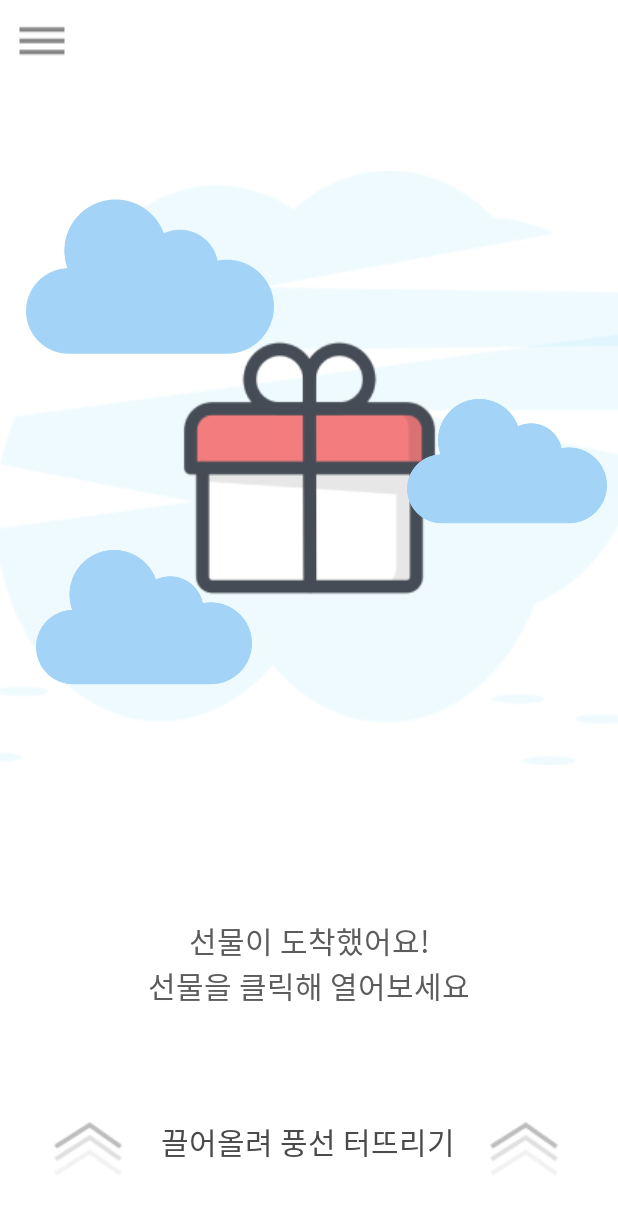
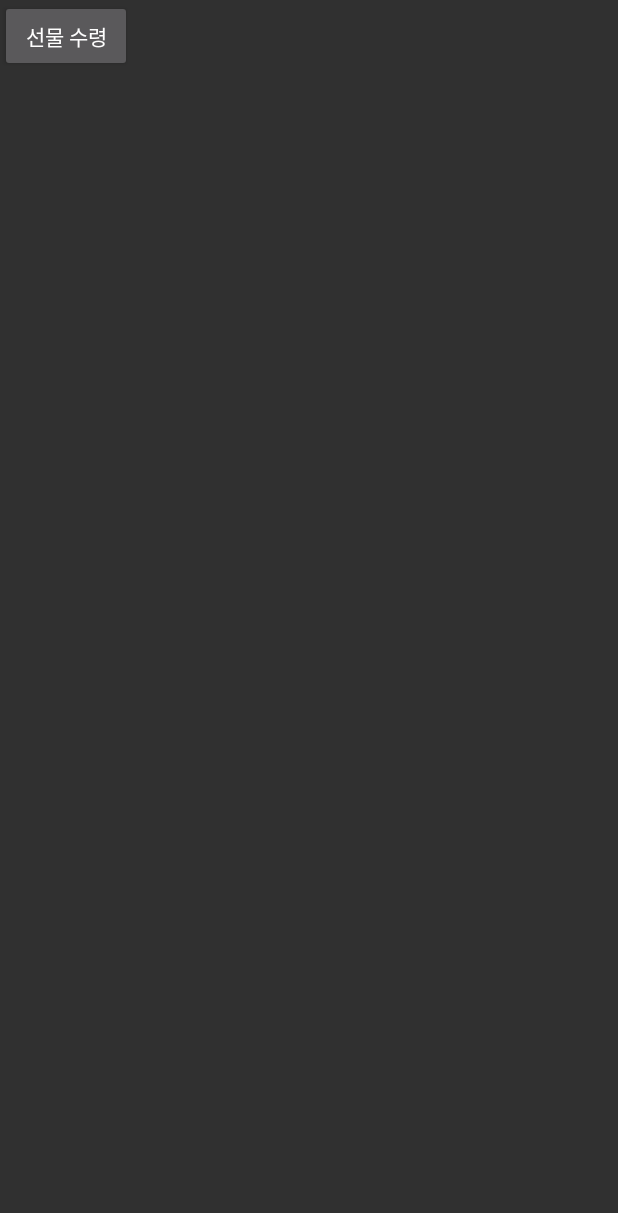
Before and after one commit to JangKeon/Prezzy-Pop, an Android app: the C_HomeActivity screen opened directly, with no data from a screen before it, after a tap on an icon or button, on a phone screen of 412 x 824 dp. Shown: the top 1213 px of the screen. Run offline under Robolectric (Android 15) with nearby library versions, the phone set to English and light mode, and no system bars; our stand-ins replace Firebase (no records; nobody signed in at launch, a user with empty details on screens opened directly); Roboto replaces fonts that are not available here; 3 statements that could not run were skipped.

Commit message:
Create Open Present

```diff
--- a/app/src/main/AndroidManifest.xml
+++ b/app/src/main/AndroidManifest.xml
@@ -12,7 +12,8 @@
         android:roundIcon="@mipmap/ic_launcher_round"
         android:supportsRtl="true"
         android:theme="@style/Theme.AppCompat.NoActionBar">
-        <activity android:name=".C_HistoryActivity"></activity>
+        <activity android:name=".OpenPresentActivity"></activity>
+        <activity android:name=".C_HistoryActivity" />
         <activity android:name=".P_UnmatchedActivity" />
         <activity android:name=".C_UnmatchedActivity" />
         <activity android:name=".C_HomeActivity" />
--- a/app/src/main/java/gachon/mpclass/prezzy_pop/C_HomeActivity.java
+++ b/app/src/main/java/gachon/mpclass/prezzy_pop/C_HomeActivity.java
@@ -108,6 +108,7 @@ public class C_HomeActivity extends AppCompatActivity {
         });
         findViewById(R.id.img_balloon).setOnClickListener(onClickListener);
         findViewById(R.id.img_present).setOnClickListener(onClickListener);
+        findViewById(R.id.img_present).setOnClickListener(onClickListener);
         cloud1_anim = AnimationUtils.loadAnimation(getApplicationContext(), R.anim.cloudanim1);
         cloud1_view = findViewById(R.id.cloud1);
         cloud2_anim = AnimationUtils.loadAnimation(getApplicationContext(), R.anim.cloudanim2);
@@ -152,6 +153,7 @@ public class C_HomeActivity extends AppCompatActivity {
             case R.id.img_present:
                 openPresent();
                 break;
+
 
         }
     };
@@ -281,6 +283,7 @@ public class C_HomeActivity extends AppCompatActivity {
     }
     private void openPresent(){
 
+        startMyActivity(OpenPresentActivity.class);
     }
     // CurTime에 따라 비율유지하면서 풍선 크기 변경
     private Bitmap bitmap_resize(Bitmap bitmap, double resizeWidth){
--- /dev/null
+++ b/app/src/main/java/gachon/mpclass/prezzy_pop/OpenPresentActivity.java
@@ -0,0 +1,36 @@
+package gachon.mpclass.prezzy_pop;
+
+import androidx.appcompat.app.AppCompatActivity;
+
+import android.content.Intent;
+import android.os.Bundle;
+import android.view.View;
+import android.widget.Button;
+import android.widget.Toast;
+
+public class OpenPresentActivity extends AppCompatActivity {
+    Button btn_openPresent;
+    @Override
+    protected void onCreate(Bundle savedInstanceState) {
+        super.onCreate(savedInstanceState);
+        setContentView(R.layout.activity_open_present);
+        btn_openPresent = findViewById(R.id.btn_confirmPresent);
+
+        btn_openPresent.setOnClickListener(new View.OnClickListener() {
+            @Override
+            public void onClick(View view) {
+                startToast("상품이 수령되었습니다");
+                startMyActivity(MainActivity.class);
+            }
+        });
+    }
+    private void startMyActivity(Class c) {
+        Intent intent = new Intent(this, c);
+        startActivity(intent);
+    }
+
+    private void startToast(String msg) {
+        Toast.makeText(this, msg, Toast.LENGTH_SHORT).show();
+    }
+
+}
--- a/app/src/main/java/gachon/mpclass/prezzy_pop/P_HomeActivity.java
+++ b/app/src/main/java/gachon/mpclass/prezzy_pop/P_HomeActivity.java
@@ -374,12 +374,14 @@ public class P_HomeActivity extends AppCompatActivity {
                         text_setBalloon.setText("자녀에게 새 풍선을 전달해주세요");
                         text_rate.setVisibility(View.INVISIBLE);
                         text_ach.setVisibility(View.INVISIBLE);
+                        imgView_balloon.setVisibility(View.INVISIBLE);
                     }
                     else if(cur_state.equals("default")){
-                        btn_setBalloon.setVisibility(View.INVISIBLE); // 버튼 활성화
+                        btn_setBalloon.setVisibility(View.INVISIBLE);
                         text_setBalloon.setVisibility(View.INVISIBLE);
                         text_rate.setVisibility(View.VISIBLE);
                         text_ach.setVisibility(View.VISIBLE);
+                        imgView_balloon.setVisibility(View.VISIBLE);
                     }
                 }
                 else {
--- /dev/null
+++ b/app/src/main/res/layout/activity_open_present.xml
@@ -0,0 +1,16 @@
+<?xml version="1.0" encoding="utf-8"?>
+<androidx.constraintlayout.widget.ConstraintLayout xmlns:android="http://schemas.android.com/apk/res/android"
+    xmlns:app="http://schemas.android.com/apk/res-auto"
+    xmlns:tools="http://schemas.android.com/tools"
+    android:layout_width="match_parent"
+    android:layout_height="match_parent"
+    tools:context=".OpenPresentActivity">
+
+    <Button
+        android:id="@+id/btn_confirmPresent"
+        android:layout_width="wrap_content"
+        android:layout_height="wrap_content"
+        android:text="선물 수령"
+        tools:layout_editor_absoluteX="169dp"
+        tools:layout_editor_absoluteY="590dp" />
+</androidx.constraintlayout.widget.ConstraintLayout>
```
